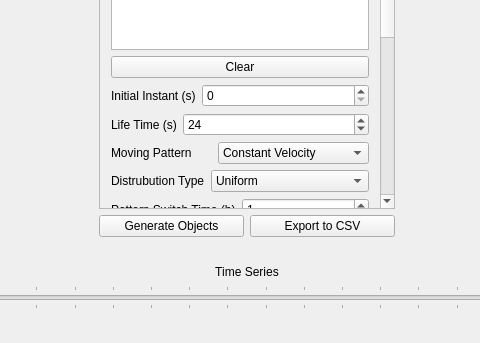
Before: the Qt Designer form mainwindow.ui in sergiosvieira/mog, drawn with Qt 5; both pictures show x 211 to 691 and y 622 to 965 of the 916 by 965 pixel window.
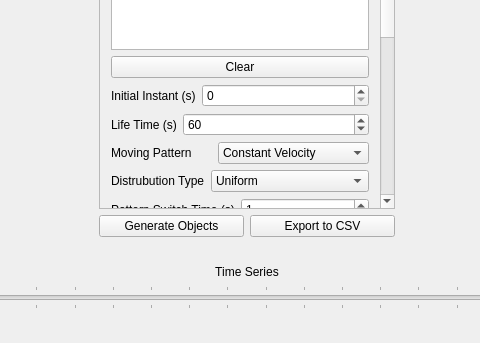
After: the same form once the commit is applied. The open tabs and pages were chosen to show the change.

```diff
--- a/mainwindow.ui
+++ b/mainwindow.ui
@@ -73,7 +73,7 @@
                  <widget class="QWidget" name="scrollAreaWidgetContents">
                   <property name="geometry">
                    <rect>
-                    <x>-12</x>
+                    <x>0</x>
                     <y>0</y>
                     <width>301</width>
                     <height>1056</height>
@@ -1105,10 +1105,10 @@
                         </sizepolicy>
                        </property>
                        <property name="maximum">
-                        <number>72</number>
+                        <number>259200</number>
                        </property>
                        <property name="value">
-                        <number>24</number>
+                        <number>60</number>
                        </property>
                       </widget>
                      </item>
@@ -1201,7 +1201,7 @@
                      <item>
                       <widget class="QLabel" name="label_8">
                        <property name="text">
-                        <string>Pattern Switch Time (h)</string>
+                        <string>Pattern Switch Time (s)</string>
                        </property>
                       </widget>
                      </item>
```
Left out of the diff: 4 changed lines with no effect on the pictures.
